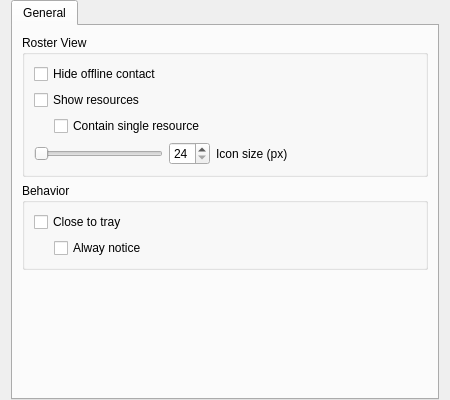
Above: app/PrefGeneral.ui from chloerei/qtalk before the change. Below: the same form after it.
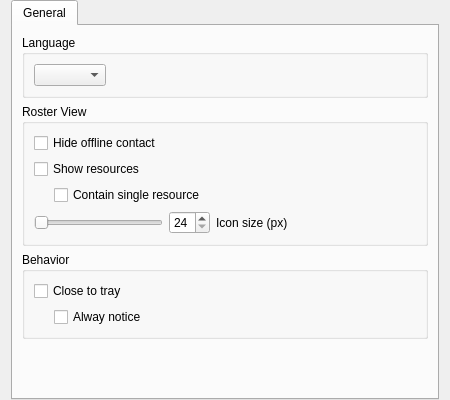
That is the form after the change.

Commit message: Add language support.

The edit to the form file:
```diff
--- a/app/PrefGeneral.ui
+++ b/app/PrefGeneral.ui
@@ -30,7 +30,7 @@
        <string>General</string>
       </attribute>
       <layout class="QGridLayout" name="gridLayout_4">
-       <item row="0" column="0">
+       <item row="1" column="0">
         <widget class="QGroupBox" name="groupBox">
          <property name="title">
           <string>Roster View</string>
@@ -127,7 +127,7 @@
          </layout>
         </widget>
        </item>
-       <item row="1" column="0">
+       <item row="2" column="0">
         <widget class="QGroupBox" name="groupBox_2">
          <property name="title">
           <string>Behavior</string>
@@ -170,7 +170,7 @@
          </layout>
         </widget>
        </item>
-       <item row="2" column="0">
+       <item row="3" column="0">
         <spacer name="verticalSpacer">
          <property name="orientation">
           <enum>Qt::Vertical</enum>
@@ -183,6 +183,31 @@
          </property>
         </spacer>
        </item>
+       <item row="0" column="0">
+        <widget class="QGroupBox" name="groupBox_3">
+         <property name="title">
+          <string>Language</string>
+         </property>
+         <layout class="QHBoxLayout" name="horizontalLayout_4">
+          <item>
+           <widget class="QComboBox" name="languageComboBox"/>
+          </item>
+          <item>
+           <spacer name="horizontalSpacer_4">
+            <property name="orientation">
+             <enum>Qt::Horizontal</enum>
+            </property>
+            <property name="sizeHint" stdset="0">
+             <size>
+              <width>40</width>
+              <height>20</height>
+             </size>
+            </property>
+           </spacer>
+          </item>
+         </layout>
+        </widget>
+       </item>
       </layout>
      </widget>
     </widget>
```
The commit also changes 11 other files.
